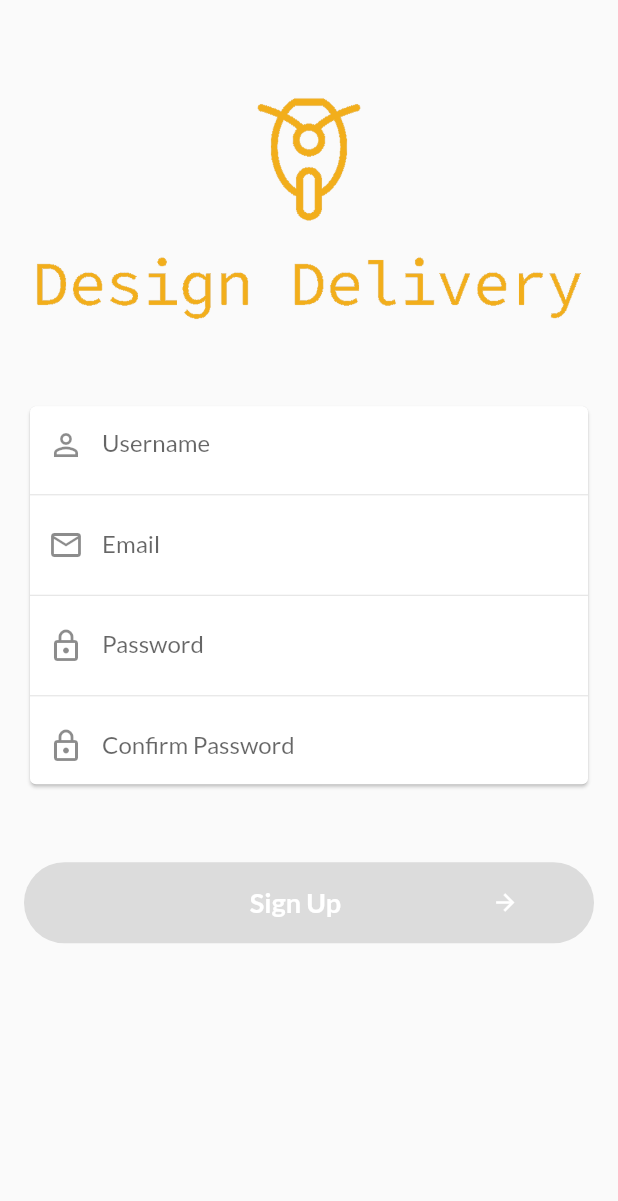
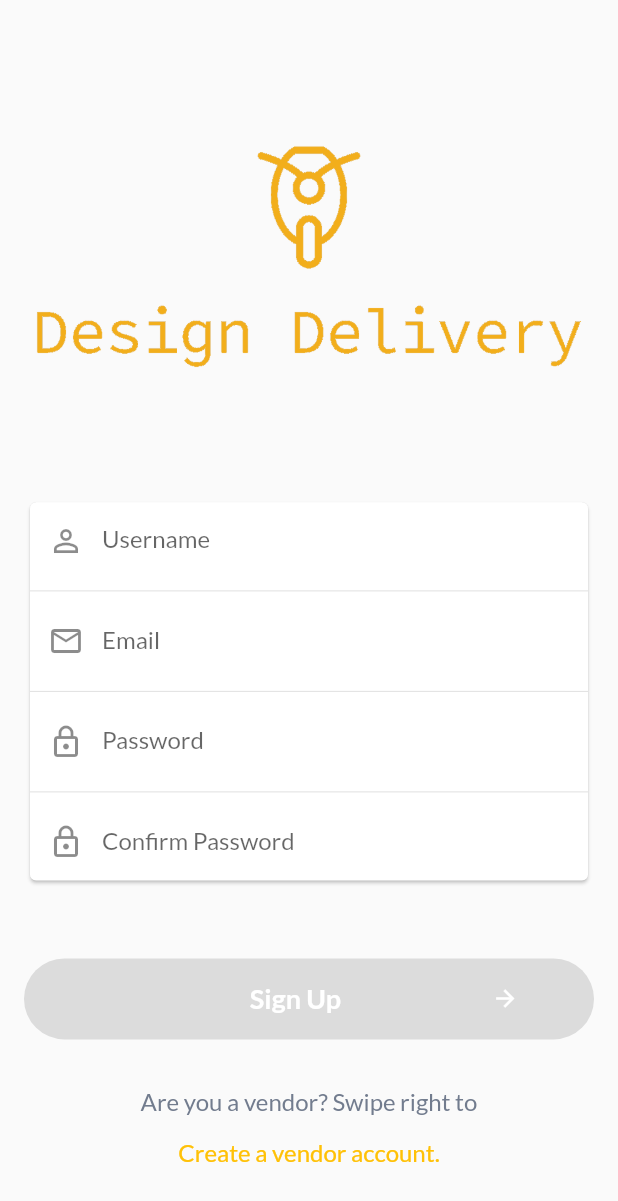
Before and after one commit to ChegeBryan/design-delivery, a Flutter app: the screen it shows after launch, swiped to page 2, on a phone screen of 412 x 824 dp. Shown: the top 1201 px of the screen. Run offline on Flutter 3.47's test engine with Material 2 defaults, Android fonts, the phone set to English and light mode, and no system bars; our stand-ins replace carousel_slider, transparent_image.

Commit message:
Add link to navigate to store register screen

```diff
--- a/lib/ui/auth/views/register_screen.dart
+++ b/lib/ui/auth/views/register_screen.dart
@@ -1,3 +1,4 @@
+import 'package:design_delivery/ui/auth/views/store_register_screen.dart';
 import 'package:design_delivery/ui/auth/widgets/cover_image.dart';
 import 'package:design_delivery/ui/auth/widgets/register_form.dart';
 import 'package:flutter/material.dart';
@@ -20,9 +21,41 @@ class _RegisterScreenState extends State<RegisterScreen> {
       body: Container(
         padding: const EdgeInsets.symmetric(horizontal: 16.0),
         child: Column(
+          mainAxisAlignment: MainAxisAlignment.spaceEvenly,
           children: [
             CoverImage(),
             RegisterForm(),
+            Center(
+              child: Column(
+                children: [
+                  Text(
+                    'Are you a vendor? Swipe right to',
+                    style: TextStyle(
+                      fontSize: 16.0,
+                    ),
+                  ),
+                  TextButton(
+                    onPressed: () {
+                      Navigator.push(
+                        context,
+                        MaterialPageRoute(
+                            builder: (context) => StoreRegisterScreen()),
+                      );
+                    },
+                    child: Text(
+                      'Create a vendor account.',
+                      style: TextStyle(
+                        fontSize: 16.0,
+                      ),
+                    ),
+                    style: ButtonStyle(
+                      overlayColor:
+                          MaterialStateProperty.all<Color>(Colors.transparent),
+                    ),
+                  )
+                ],
+              ),
+            ),
           ],
         ),
       ),
```
